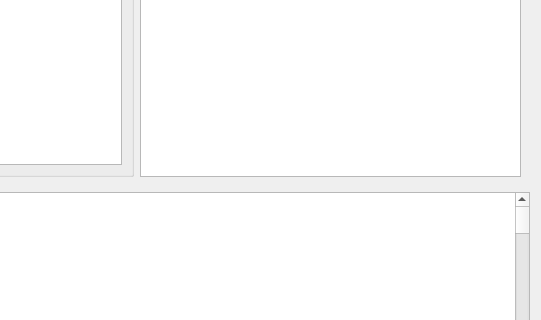
Qt form src/SmartContorl/MultipleTargetGeneticAlgorithm.ui (BeQuiet1228/FreeCAD) before a commit; both pictures show x 399 to 940 and y 195 to 515 of the 940 by 816 pixel window.
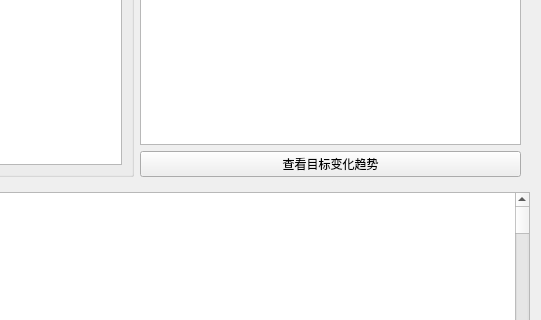
The same form after that commit. Custom widgets are drawn as their Qt base class.

Commit message: 临时添加多目标到主分支

The edit to the form file:
```diff
--- a/src/SmartContorl/MultipleTargetGeneticAlgorithm.ui
+++ b/src/SmartContorl/MultipleTargetGeneticAlgorithm.ui
@@ -222,6 +222,13 @@
         <item>
          <widget class="QListWidget" name="listWidgetTarget"/>
         </item>
+        <item>
+         <widget class="QPushButton" name="pushButtonTargetChart">
+          <property name="text">
+           <string>查看目标变化趋势</string>
+          </property>
+         </widget>
+        </item>
        </layout>
       </item>
      </layout>
```
The commit also changes 14 other files.
